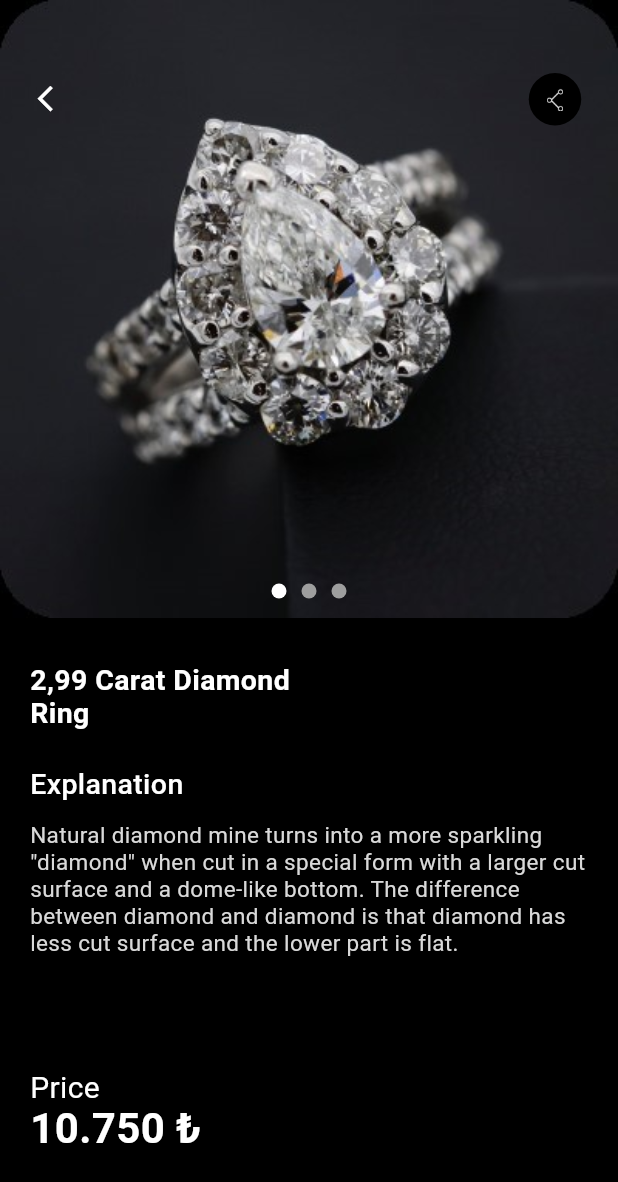
After one commit to sultonovSaidmalik/admin_jewellery_app, a Flutter app: the DetailScreen screen opened directly, on a phone screen of 412 x 824 dp. The commit adds this screen. Shown: the top 1182 px of the screen. Run offline on Flutter 3.47's test engine with Material 2 defaults, Android fonts, the phone set to English and light mode, and no system bars; our stand-ins replace flutter_slidable; Roboto replaces fonts that are missing (SF Pro).

Commit message:
detail Screens full

```diff
--- /dev/null
+++ b/lib/src/screens/detail_screen/components/animatedCircleContainer.dart
@@ -0,0 +1,31 @@
+import 'package:flutter/material.dart';
+
+class AnimatedCircleContainerInPageView extends StatelessWidget {
+  const AnimatedCircleContainerInPageView({
+    super.key,
+    required this.index,
+  });
+
+  final int index;
+
+  @override
+  Widget build(BuildContext context) {
+    return Row(
+      mainAxisAlignment: MainAxisAlignment.center,
+      children: [
+        for (int i = 0; i < 3; i++)
+          Padding(
+            padding: const EdgeInsets.all(5),
+            child: AnimatedContainer(
+              duration: const Duration(milliseconds: 500),
+              height: 10,
+              width: 10,
+              decoration: BoxDecoration(
+                  shape: BoxShape.circle,
+                  color: index == i ? Colors.white : Colors.grey),
+            ),
+          ),
+      ],
+    );
+  }
+}
--- /dev/null
+++ b/lib/src/screens/detail_screen/components/back_button.dart
@@ -0,0 +1,22 @@
+
+import 'package:flutter/cupertino.dart';
+import 'package:flutter/material.dart';
+
+class MyBackButton extends StatelessWidget {
+  const MyBackButton({
+    super.key,
+  });
+
+  @override
+  Widget build(BuildContext context) {
+    return CupertinoButton(
+      onPressed: () {
+        Navigator.of(context).pop();
+      },
+      child: const Icon(
+        Icons.arrow_back_ios_new,
+        color: Colors.white,
+      ),
+    );
+  }
+}
--- /dev/null
+++ b/lib/src/screens/detail_screen/components/favourite_share_buttons.dart
@@ -0,0 +1,30 @@
+import 'package:flutter/cupertino.dart';
+import 'package:flutter/material.dart';
+
+class FavouriteShareButtons extends StatelessWidget {
+  const FavouriteShareButtons({
+    super.key,
+  });
+
+  @override
+  Widget build(BuildContext context) {
+    return CupertinoButton(
+      onPressed: () {},
+      padding: EdgeInsets.zero,
+      child: Container(
+        height: 35,
+        width: 35,
+        decoration: BoxDecoration(
+          borderRadius: BorderRadius.circular(50),
+          color: Colors.black,
+        ),
+        child: const Padding(
+          padding: EdgeInsets.all(10),
+          child: Image(
+            image: AssetImage("assets/icons/ic_share.png"),
+          ),
+        ),
+      ),
+    );
+  }
+}
--- /dev/null
+++ b/lib/src/screens/detail_screen/components/ring_size_list_view_separated.dart
@@ -0,0 +1,46 @@
+import 'package:flutter/cupertino.dart';
+import 'package:flutter/material.dart';
+
+class RingSizeListViewSeparated extends StatelessWidget {
+  const RingSizeListViewSeparated({
+    super.key,
+    required this.size,
+  });
+
+  final List<double> size;
+
+  @override
+  Widget build(BuildContext context) {
+    return ListView.separated(
+      physics: const AlwaysScrollableScrollPhysics(),
+      scrollDirection: Axis.horizontal,
+      itemBuilder: (context, index) {
+        return Container(
+          width: 42,
+          height: 42,
+          decoration: ShapeDecoration(
+            color: const Color(0xFF202020),
+            shape:
+            RoundedRectangleBorder(borderRadius: BorderRadius.circular(5)),
+          ),
+          child: Center(
+            child: Text(
+              size[index].toString(),
+              style: const TextStyle(
+                color: Colors.white,
+                fontSize: 12,
+                fontFamily: 'SF Pro',
+                fontWeight: FontWeight.w400,
+                height: 0,
+              ),
+            ),
+          ),
+        );
+      },
+      separatorBuilder: (context, index) {
+        return const SizedBox(width: 20);
+      },
+      itemCount: size.length,
+    );
+  }
+}
--- /dev/null
+++ b/lib/src/screens/detail_screen/detail_screen.dart
@@ -0,0 +1,177 @@
+import 'package:flutter/material.dart';
+import 'components/animatedCircleContainer.dart';
+import 'components/back_button.dart';
+import 'components/favourite_share_buttons.dart';
+
+class DetailScreen extends StatefulWidget {
+  const DetailScreen({super.key});
+
+  @override
+  State<DetailScreen> createState() => _DetailScreenState();
+}
+
+class _DetailScreenState extends State<DetailScreen> {
+  final PageController screenController = PageController(initialPage: 0);
+  int index = 0;
+
+  @override
+  Widget build(BuildContext context) {
+    return Scaffold(
+      backgroundColor: Colors.black,
+      body: Column(
+        crossAxisAlignment: CrossAxisAlignment.start,
+        children: [
+          /// PageView Images
+
+          Stack(
+            children: [
+              Stack(
+                alignment: Alignment.bottomCenter,
+                children: [
+                  SizedBox(
+                    width: MediaQuery.sizeOf(context).width,
+                    height: MediaQuery.sizeOf(context).width,
+                    child: PageView(
+                      controller: screenController,
+                      onPageChanged: (value) {
+                        setState(() {
+                          index = value;
+                        });
+                      },
+                      children: const [
+                        Image(
+                          image: AssetImage("assets/images/img.png"),
+                          fit: BoxFit.cover,
+                        ),
+                        Image(
+                          image: AssetImage("assets/images/img_2.png"),
+                          fit: BoxFit.cover,
+                        ),
+                        Image(
+                          image: AssetImage("assets/images/img.png"),
+                          fit: BoxFit.cover,
+                        ),
+                      ],
+                    ),
+                  ),
+                  Padding(
+                    padding: const EdgeInsets.only(bottom: 8.0),
+
+                    /// Row with White and grey Circle AnimatedContainer in PageView
+
+                    child: AnimatedCircleContainerInPageView(index: index),
+                  ),
+                ],
+              ),
+              const Row(
+                mainAxisAlignment: MainAxisAlignment.spaceBetween,
+                children: [
+                  /// Back button
+
+                  Padding(
+                    padding: EdgeInsets.only(top: 40),
+                    child: MyBackButton(),
+                  ),
+                  Padding(
+                    padding: EdgeInsets.only(top: 40, right: 20),
+
+                    /// Favourite and Share Buttons
+
+                    child: FavouriteShareButtons(),
+                  )
+                ],
+              )
+            ],
+          ),
+          Padding(
+            padding: const EdgeInsets.only(left: 20, right: 20, top: 30),
+            child: Column(
+              crossAxisAlignment: CrossAxisAlignment.start,
+              children: [
+                const Row(
+                  children: [
+                    /// Text Ring Name
+
+                    Text(
+                      '2,99 Carat Diamond\nRing',
+                      style: TextStyle(
+                        color: Colors.white,
+                        fontSize: 19,
+                        fontFamily: 'SF Pro',
+                        fontWeight: FontWeight.w700,
+                        height: 0,
+                      ),
+                    ),
+                  ],
+                ),
+                const SizedBox(height: 25),
+
+                /// Explanation Text
+
+                const Text(
+                  'Explanation',
+                  style: TextStyle(
+                    color: Colors.white,
+                    fontSize: 19,
+                    fontFamily: 'SF Pro',
+                    fontWeight: FontWeight.w500,
+                    height: 0,
+                  ),
+                ),
+                const SizedBox(height: 15),
+
+                /// Description
+
+                SizedBox(
+                  width: MediaQuery.sizeOf(context).width,
+                  height: MediaQuery.sizeOf(context).width * 0.4,
+                  child: const SingleChildScrollView(
+                    child: Text(
+                      'Natural diamond mine turns into a more sparkling "diamond" when cut in a special form with a larger cut surface and a dome-like bottom. The difference between diamond and diamond is that diamond has less cut surface and the lower part is flat.',
+                      overflow: TextOverflow.visible,
+                      style: TextStyle(
+                        color: Color(0xFFD9D9D9),
+                        fontSize: 15,
+                        fontFamily: 'SF Pro',
+                        fontWeight: FontWeight.w400,
+                        height: 0,
+                      ),
+                    ),
+                  ),
+                ),
+
+                /// Row Add to Basket Button and Price Texts
+
+                const Column(
+                  crossAxisAlignment: CrossAxisAlignment.start,
+                  children: [
+                    Text(
+                      'Price',
+                      style: TextStyle(
+                        color: Colors.white,
+                        fontSize: 20,
+                        fontFamily: 'SF Pro',
+                        fontWeight: FontWeight.w400,
+                        height: 0,
+                      ),
+                    ),
+                    Text(
+                      '10.750 ₺',
+                      style: TextStyle(
+                        color: Colors.white,
+                        fontSize: 28,
+                        fontFamily: 'SF Pro',
+                        fontWeight: FontWeight.w700,
+                        height: 0,
+                      ),
+                    )
+                  ],
+                ),
+              ],
+            ),
+          )
+        ],
+      ),
+    );
+  }
+}
--- a/lib/src/screens/product_screen/components/admin_widgets_list_view.dart
+++ b/lib/src/screens/product_screen/components/admin_widgets_list_view.dart
@@ -1,5 +1,6 @@
 import 'package:flutter/material.dart';
 import 'package:flutter_slidable/flutter_slidable.dart';
+import '../../detail_screen/detail_screen.dart';
 import 'product_description.dart';
 import 'widgets_photos.dart';
 
@@ -12,7 +13,16 @@ class AdminProductWidgets extends StatelessWidget {
       flex: 15,
       child: ListView.separated(
         itemBuilder: (context, index) {
-          return ProductWidget(
+          return GestureDetector(
+            onTap: () {
+              Navigator.push(
+                context,
+                MaterialPageRoute(
+                  builder: (context) => const DetailScreen(),
+                ),
+              );
+            },
+            child: ProductWidget(
               onPress: (){},
               widget: const Row(
                 children: [
@@ -22,6 +32,7 @@ class AdminProductWidgets extends StatelessWidget {
                   /// Description
                   WidgetsProductDescription(),
                 ],
+              ),
             ),
           );
         },
--- a/lib/src/screens/product_screen/components/button_add_to_basket.dart
+++ /dev/null
@@ -1,30 +0,0 @@
-import 'package:flutter/material.dart';
-
-import '../../../common/text_style.dart';
-class ButtonAddToBasket extends StatelessWidget {
-  final void Function()? onTap;
-  const ButtonAddToBasket({super.key , required this.onTap});
-
-  @override
-  Widget build(BuildContext context) {
-    return GestureDetector(
-      onTap: onTap,
-      child: Container(
-        width: 120,
-        height: 35,
-        decoration: const BoxDecoration(
-          color: Color(0xFF202020),
-          borderRadius: BorderRadius.all(
-            Radius.circular(5),
-          ),
-        ),
-        child:  const Center(
-          child: Text(
-            "Add to Basket",
-            style: Styles.w800_13,
-          ),
-        ),
-      ),
-    );
-  }
-}
```
Also changed, not shown: lib/src/screens/product_screen/components/product_description.dart (+0 -9 lines), lib/src/screens/product_screen/product_screen.dart (+7 -2 lines). Lines whose indentation alone changed are shown as unchanged.
